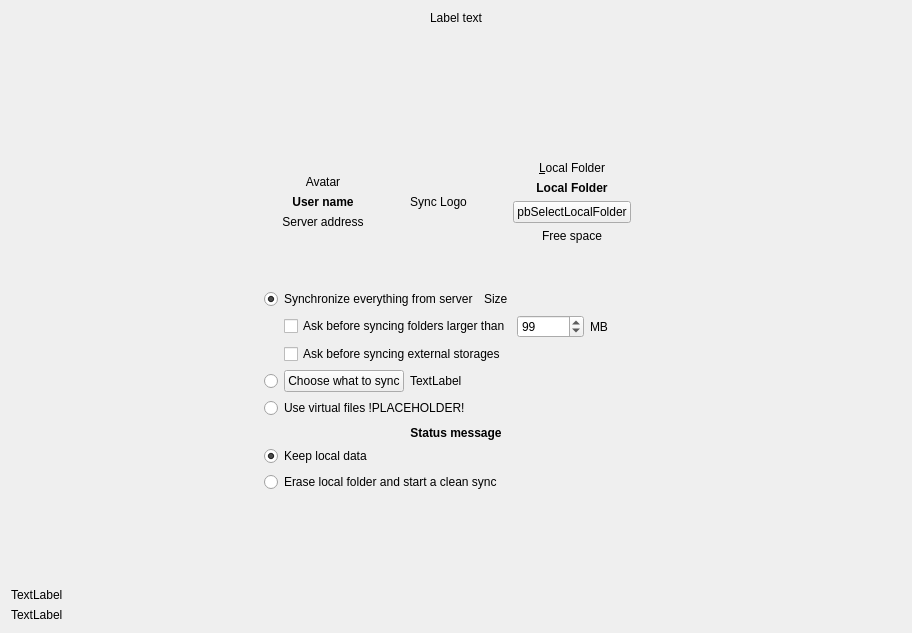
Above: src/gui/wizard/owncloudadvancedsetuppage.ui from nextcloud/desktop before the change. Below: the same form after it.
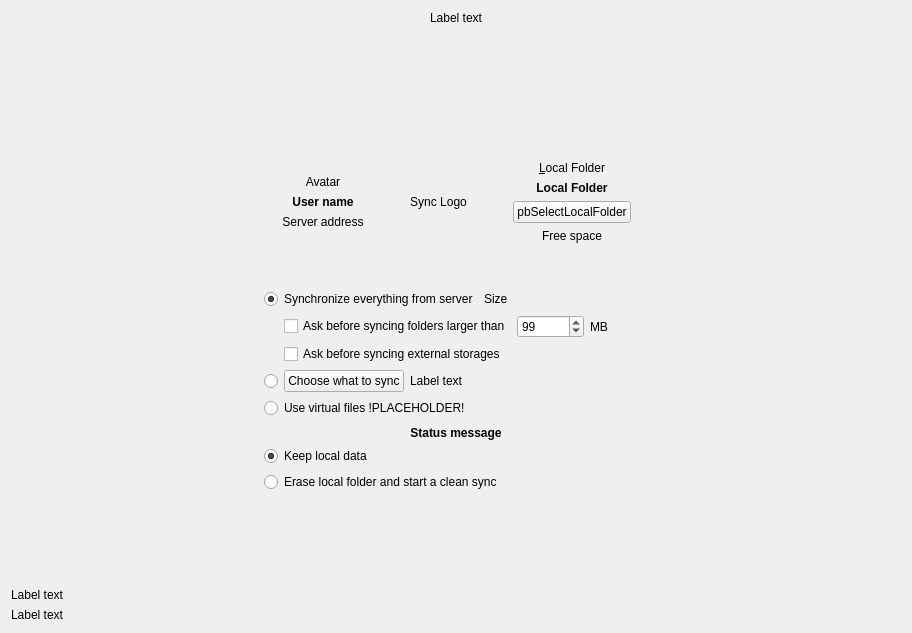
That is the form after the change.

Commit message: l10n: Correct text string

Patch:
```diff
--- a/src/gui/wizard/owncloudadvancedsetuppage.ui
+++ b/src/gui/wizard/owncloudadvancedsetuppage.ui
@@ -586,7 +586,7 @@
            <item>
             <widget class="QLabel" name="lSelectiveSyncSizeLabel">
              <property name="text">
-              <string notr="true">TextLabel</string>
+              <string notr="true">Label text</string>
              </property>
              <property name="textFormat">
               <enum>Qt::PlainText</enum>
@@ -776,7 +776,7 @@
    <item>
     <widget class="QLabel" name="errorLabel">
      <property name="text">
-      <string notr="true">TextLabel</string>
+      <string notr="true">Label text</string>
      </property>
     </widget>
    </item>
@@ -786,7 +786,7 @@
    <item>
     <widget class="QLabel" name="bottomLabel">
      <property name="text">
-      <string notr="true">TextLabel</string>
+      <string notr="true">Label text</string>
      </property>
      <property name="textFormat">
       <enum>Qt::RichText</enum>
```
